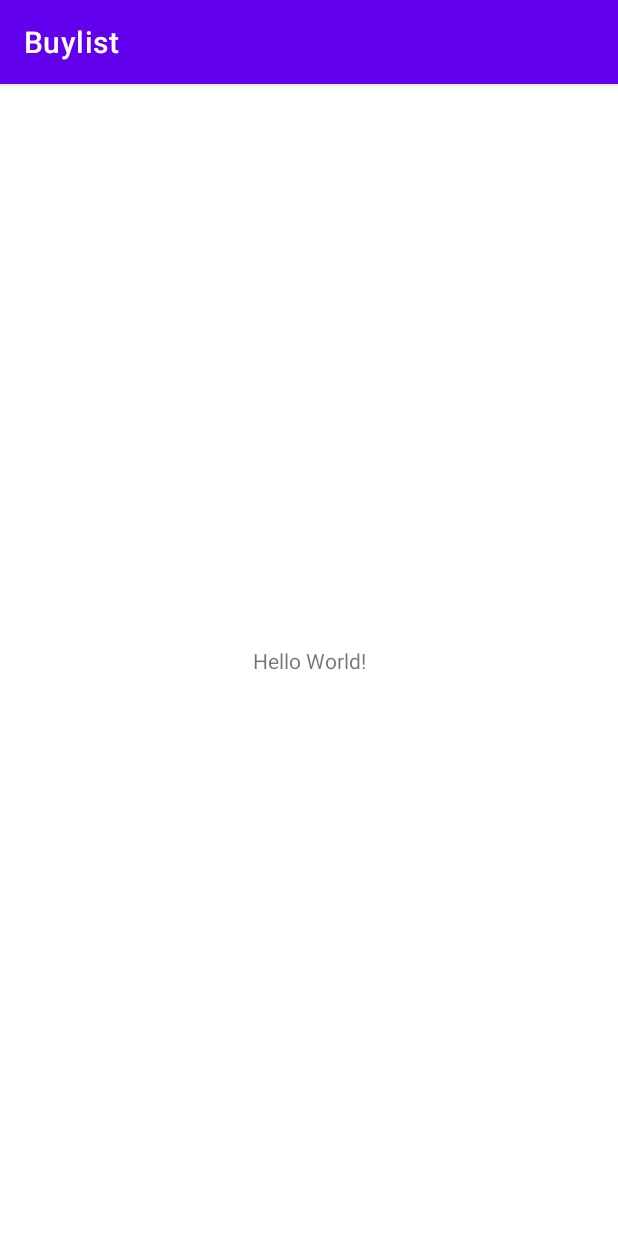
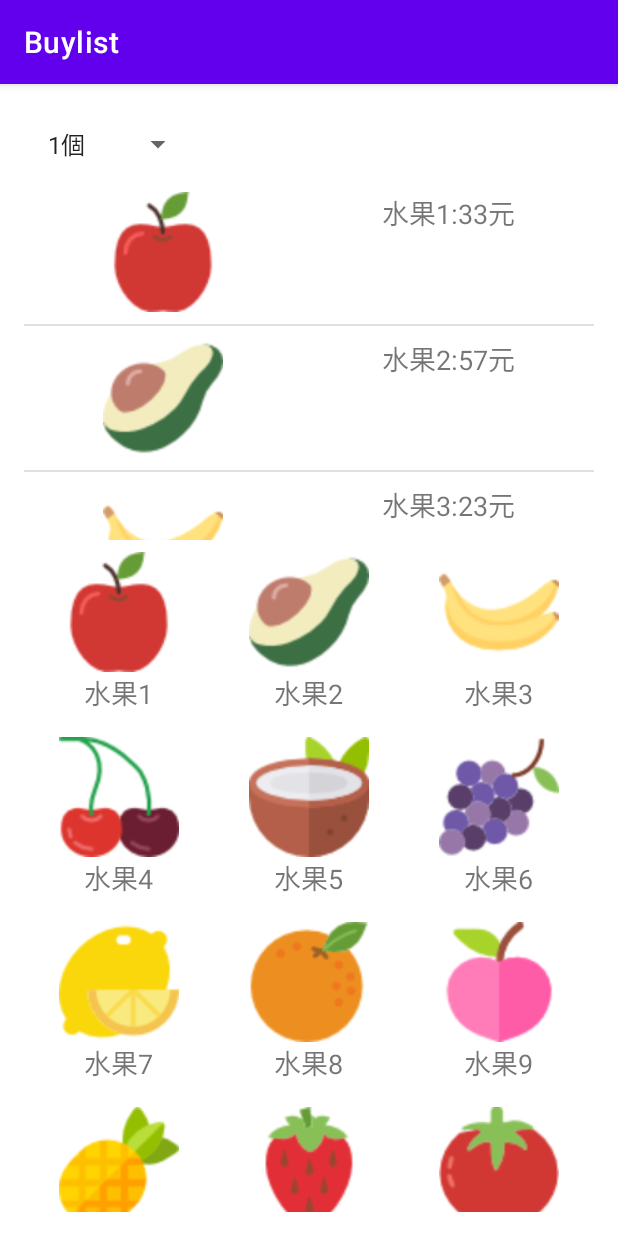
Before and after one commit to tenXday/Buylist, an Android app: the screen it shows after launch (MainActivity), on a phone screen of 412 x 824 dp. Run offline under Robolectric (Android 15) with nearby library versions, the phone set to English and light mode, and no system bars.

Commit message:
complete version

```diff
--- a/app/src/main/java/com/example/buylist/MainActivity.kt
+++ b/app/src/main/java/com/example/buylist/MainActivity.kt
@@ -2,10 +2,46 @@ package com.example.buylist
 
 import androidx.appcompat.app.AppCompatActivity
 import android.os.Bundle
+import android.widget.ArrayAdapter
+import android.widget.GridView
+import android.widget.ListView
+import android.widget.Spinner
 
 class MainActivity : AppCompatActivity() {
     override fun onCreate(savedInstanceState: Bundle?) {
         super.onCreate(savedInstanceState)
         setContentView(R.layout.activity_main)
+
+        val spinner = findViewById<Spinner>(R.id.spinner)
+        val gridView = findViewById<GridView>(R.id.GridView)
+        val listView = findViewById<ListView>(R.id.Listview)
+
+        val count = ArrayList<String>()
+        val item = ArrayList<Item>()
+        val priceRange = IntRange(10, 100)
+
+        val array = resources.obtainTypedArray(R.array.image_list)
+
+        for (i in 0 until array.length()) {
+            val photo = array.getResourceId(i, 0)
+            val name = "水果${i + 1}"
+            val price = priceRange.random()
+            count.add("${i + 1}個")
+            item.add(Item(photo, name, price))
+        }
+        array.recycle()
+
+        spinner.adapter = ArrayAdapter(this, android.R.layout.simple_list_item_1, count)
+
+        gridView.adapter = MyAdapter(this, R.layout.adapter_vertical, item)
+        gridView.numColumns=3
+
+        listView.adapter = MyAdapter(this, R.layout.adapter_horizontal, item)
     }
 }
+
+data class Item(
+    val photo: Int,
+    val name: String,
+    val price: Int
+)
--- /dev/null
+++ b/app/src/main/java/com/example/buylist/MyAdapter.kt
@@ -0,0 +1,30 @@
+package com.example.buylist
+
+import android.content.Context
+import  android.view.View
+import android.view.ViewGroup
+import android.widget.Adapter
+import android.widget.ArrayAdapter
+import android.widget.ImageView
+import android.widget.TextView
+
+
+class MyAdapter(context: Context, private val layout: Int,data: ArrayList<Item>) :
+    ArrayAdapter<Item>(context, layout, data){
+    override fun getView(position: Int, convertView: View?, parent: ViewGroup): View {
+        val view=View.inflate(context,layout,null)
+
+        val item=getItem(position)?:return view
+
+        val img_photo=view.findViewById<ImageView>(R.id.img_photo)
+        img_photo.setImageResource(item.photo)
+
+        val tv_msg=view.findViewById<TextView>(R.id.tv_msg)
+        tv_msg.text=if(layout==R.layout.adapter_vertical){
+            item.name
+        }else{
+            "${item.name}:${item.price}元"
+        }
+        return view
+    }
+}
--- a/app/src/main/res/layout/activity_main.xml
+++ b/app/src/main/res/layout/activity_main.xml
@@ -4,15 +4,30 @@
     xmlns:tools="http://schemas.android.com/tools"
     android:layout_width="match_parent"
     android:layout_height="match_parent"
+    android:padding="16dp"
     tools:context=".MainActivity">
 
-    <TextView
+    <Spinner
+        android:id="@+id/spinner"
         android:layout_width="wrap_content"
         android:layout_height="wrap_content"
-        android:text="Hello World!"
-        app:layout_constraintBottom_toBottomOf="parent"
-        app:layout_constraintLeft_toLeftOf="parent"
-        app:layout_constraintRight_toRightOf="parent"
-        app:layout_constraintTop_toTopOf="parent" />
+        android:minHeight="48dp"
+        app:layout_constraintStart_toStartOf="parent"
+        app:layout_constraintTop_toTopOf="parent"
+        tools:listheader="Item1" />
 
+    <ListView
+
+        android:id="@+id/Listview"
+        android:layout_width="match_parent"
+        android:layout_height="240dp"
+        app:layout_constraintStart_toStartOf="parent"
+        app:layout_constraintTop_toBottomOf="@id/spinner" />
+
+    <GridView
+        android:id="@+id/GridView"
+        android:layout_width="match_parent"
+        android:layout_height="0dp"
+        app:layout_constraintTop_toBottomOf="@id/Listview"
+        app:layout_constraintBottom_toBottomOf="parent"/>
 </androidx.constraintlayout.widget.ConstraintLayout>
--- /dev/null
+++ b/app/src/main/res/layout/adapter_horizontal.xml
@@ -0,0 +1,27 @@
+<?xml version="1.0" encoding="utf-8"?>
+<LinearLayout xmlns:android="http://schemas.android.com/apk/res/android"
+    xmlns:app="http://schemas.android.com/apk/res-auto"
+    xmlns:tools="http://schemas.android.com/tools"
+    android:layout_width="wrap_content"
+    android:layout_height="wrap_content"
+    android:orientation="horizontal"
+    android:padding="8dp">
+
+    <ImageView
+        android:id="@+id/img_photo"
+        android:layout_width="wrap_content"
+        android:layout_height="80dp"
+        android:layout_weight="1"
+        android:adjustViewBounds="true"
+        tools:srcCompat="@android:drawable/ic_menu_gallery" />
+
+    <TextView
+        android:id="@+id/tv_msg"
+        android:layout_width="wrap_content"
+        android:layout_height="wrap_content"
+        android:layout_marginStart="16dp"
+        android:layout_weight="1"
+        android:gravity="center"
+        android:text="TextView"
+        android:textSize="18sp" />
+</LinearLayout>
--- /dev/null
+++ b/app/src/main/res/layout/adapter_vertical.xml
@@ -0,0 +1,27 @@
+<?xml version="1.0" encoding="utf-8"?>
+<LinearLayout xmlns:android="http://schemas.android.com/apk/res/android"
+    xmlns:app="http://schemas.android.com/apk/res-auto"
+    xmlns:tools="http://schemas.android.com/tools"
+    android:layout_width="wrap_content"
+    android:layout_height="wrap_content"
+    android:orientation="vertical"
+    android:padding="8dp">
+
+    <ImageView
+        android:id="@+id/img_photo"
+        android:layout_width="wrap_content"
+        android:layout_height="80dp"
+        android:adjustViewBounds="true"
+        android:layout_gravity="center"
+        tools:srcCompat="@android:drawable/ic_menu_gallery" />
+
+    <TextView
+        android:id="@+id/tv_msg"
+        android:layout_width="wrap_content"
+        android:layout_height="wrap_content"
+        android:layout_gravity="center"
+        android:layout_weight="1"
+        android:gravity="center"
+        android:text="TextView"
+        android:textSize="18sp" />
+</LinearLayout>
--- a/app/src/main/res/values/strings.xml
+++ b/app/src/main/res/values/strings.xml
@@ -1,3 +1,18 @@
 <resources>
     <string name="app_name">Buylist</string>
+
+    <integer-array name="image_list">
+        <item>@drawable/apple</item>
+        <item>@drawable/avocado</item>
+        <item>@drawable/banana</item>
+        <item>@drawable/cherries</item>
+        <item>@drawable/coconut</item>
+        <item>@drawable/grapes</item>
+        <item>@drawable/lemon</item>
+        <item>@drawable/orange</item>
+        <item>@drawable/peach</item>
+        <item>@drawable/pineapple</item>
+        <item>@drawable/strawberry</item>
+        <item>@drawable/tomato</item>
+    </integer-array>
 </resources>
```
Also changed, not shown: app/src/main/res/drawable/apple.png (added), app/src/main/res/drawable/avocado.png (added), app/src/main/res/drawable/banana.png (added), app/src/main/res/drawable/cherries.png (added), app/src/main/res/drawable/coconut.png (added), app/src/main/res/drawable/grapes.png (added), app/src/main/res/drawable/lemon.png (added), app/src/main/res/drawable/orange.png (added), app/src/main/res/drawable/peach.png (added), app/src/main/res/drawable/pineapple.png (added), app/src/main/res/drawable/strawberry.png (added), app/src/main/res/drawable/tomato.png (added).
